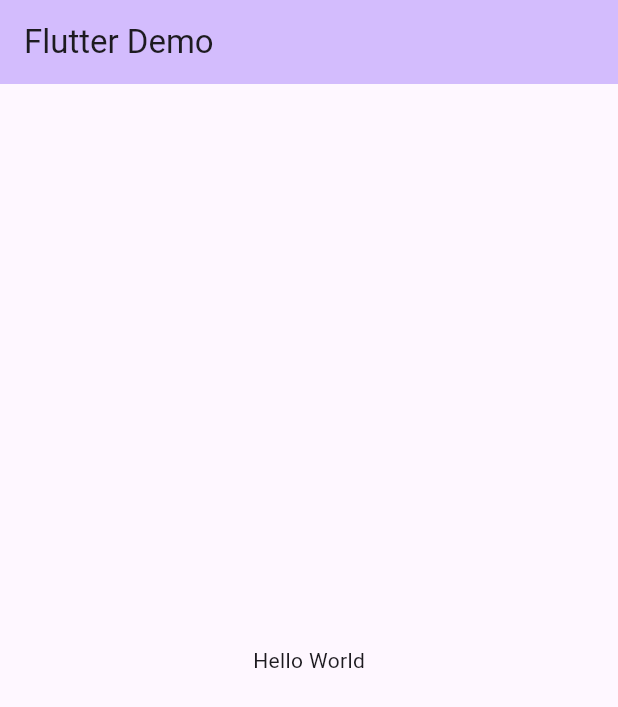
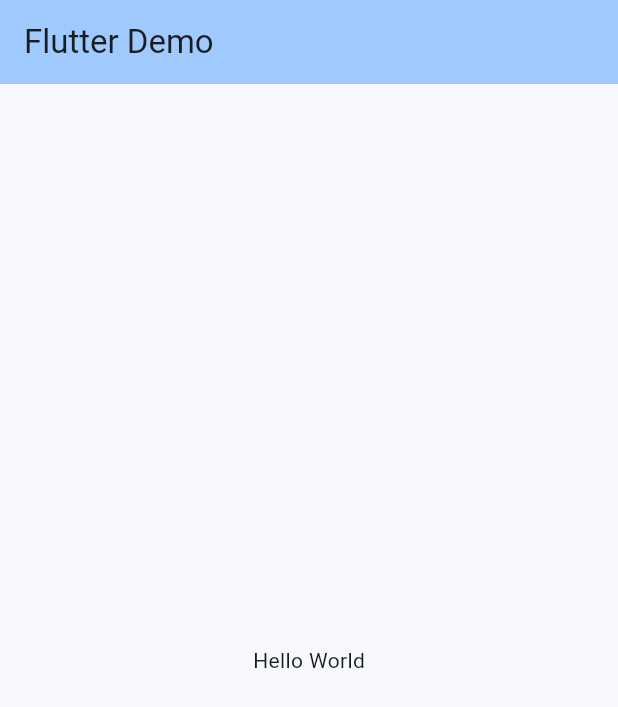
Before and after one commit to botraunak/flutter-starter, a Flutter app: the screen it shows after launch, on a phone screen of 412 x 824 dp. Shown: the top 707 px of the screen. Run offline on Flutter 3.47's test engine with Material 3 defaults, Android fonts, the phone set to English and light mode, and no system bars; our stand-ins replace get_it, go_router.

Commit message:
feat: move theme

```diff
--- a/lib/main.dart
+++ b/lib/main.dart
@@ -1,6 +1,7 @@
 import 'package:flutter/material.dart';
 import 'package:flutter_starter/di/injection.dart';
 import 'package:flutter_starter/pages/home/home.dart';
+import 'package:flutter_starter/style/theme.dart';
 
 void main() async {
   WidgetsFlutterBinding.ensureInitialized();
@@ -16,10 +17,7 @@ class MyApp extends StatelessWidget {
   Widget build(BuildContext context) {
     return MaterialApp(
       title: 'Flutter Demo',
-      theme: ThemeData(
-        colorScheme: ColorScheme.fromSeed(seedColor: Colors.deepPurple),
-        useMaterial3: true,
-      ),
+      theme: appTheme,
       home: const HomePage(),
     );
   }
--- /dev/null
+++ b/lib/style/app_colors.dart
@@ -0,0 +1,5 @@
+import 'package:flutter/material.dart';
+
+class AppColors {
+  static const primaryColor = Colors.blue;
+}
--- /dev/null
+++ b/lib/style/theme.dart
@@ -0,0 +1,9 @@
+import 'package:flutter/material.dart';
+import 'package:flutter_starter/style/app_colors.dart';
+
+final appTheme = ThemeData(
+  colorScheme: ColorScheme.fromSeed(
+    seedColor: AppColors.primaryColor,
+  ),
+  useMaterial3: true,
+);
```
